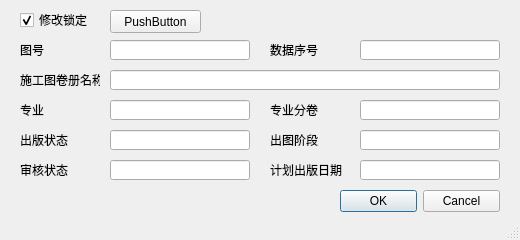
duoqiang19/pid, file code/UI/Ui_drawing_info.ui: the form before one commit.
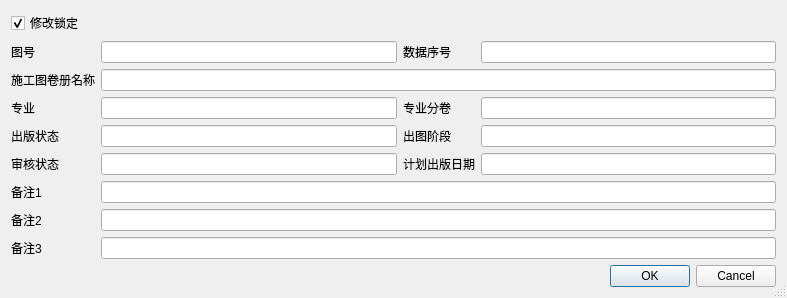
The form after the commit.

Diff of the .ui file:
```diff
--- a/code/UI/Ui_drawing_info.ui
+++ b/code/UI/Ui_drawing_info.ui
@@ -6,8 +6,8 @@
    <rect>
     <x>0</x>
     <y>0</y>
-    <width>520</width>
-    <height>240</height>
+    <width>787</width>
+    <height>272</height>
    </rect>
   </property>
   <property name="windowTitle">
@@ -16,57 +16,26 @@
   <property name="sizeGripEnabled">
    <bool>true</bool>
   </property>
-  <widget class="QDialogButtonBox" name="buttonBox">
-   <property name="geometry">
-    <rect>
-     <x>340</x>
-     <y>190</y>
-     <width>160</width>
-     <height>23</height>
-    </rect>
-   </property>
-   <property name="standardButtons">
-    <set>QDialogButtonBox::Cancel|QDialogButtonBox::Ok</set>
-   </property>
-  </widget>
-  <widget class="QLabel" name="label_drawing_title">
-   <property name="geometry">
-    <rect>
-     <x>20</x>
-     <y>70</y>
-     <width>80</width>
-     <height>20</height>
-    </rect>
-   </property>
+  <layout class="QGridLayout" name="gridLayout">
+   <item row="0" column="0">
+    <widget class="QCheckBox" name="checkBox_info_changabilty">
    <property name="text">
-    <string>施工图卷册名称</string>
-   </property>
-  </widget>
-  <widget class="QLineEdit" name="lineEdit_drawing_title">
-   <property name="geometry">
-    <rect>
-     <x>110</x>
-     <y>70</y>
-     <width>390</width>
-     <height>20</height>
-    </rect>
-   </property>
-   <property name="text">
-    <string/>
-   </property>
-   <property name="readOnly">
+      <string>修改锁定</string>
+     </property>
+     <property name="checked">
     <bool>true</bool>
    </property>
   </widget>
+   </item>
+   <item row="1" column="0">
+    <widget class="QLabel" name="label_drawing_no">
+     <property name="text">
+      <string>图号</string>
+     </property>
+    </widget>
+   </item>
+   <item row="1" column="1">
   <widget class="QLineEdit" name="lineEdit_drawing_no">
-   <property name="geometry">
-    <rect>
-     <x>110</x>
-     <y>40</y>
-     <width>140</width>
-     <height>20</height>
-    </rect>
-   </property>
    <property name="autoFillBackground">
     <bool>false</bool>
    </property>
@@ -80,70 +49,33 @@
     <bool>true</bool>
    </property>
   </widget>
-  <widget class="QLabel" name="label_drawing_no">
-   <property name="geometry">
-    <rect>
-     <x>20</x>
-     <y>40</y>
-     <width>80</width>
-     <height>20</height>
-    </rect>
-   </property>
-   <property name="text">
-    <string>图号</string>
-   </property>
-  </widget>
-  <widget class="QLineEdit" name="lineEdit_database_series_no">
-   <property name="geometry">
-    <rect>
-     <x>360</x>
-     <y>40</y>
-     <width>140</width>
-     <height>20</height>
-    </rect>
-   </property>
-   <property name="text">
-    <string/>
-   </property>
-   <property name="readOnly">
-    <bool>true</bool>
-   </property>
-  </widget>
+   </item>
+   <item row="1" column="2">
   <widget class="QLabel" name="label_database_series_no">
-   <property name="geometry">
-    <rect>
-     <x>270</x>
-     <y>40</y>
-     <width>80</width>
-     <height>20</height>
-    </rect>
-   </property>
    <property name="text">
     <string>数据序号</string>
    </property>
   </widget>
-  <widget class="QLabel" name="label_profession_subvol">
-   <property name="geometry">
-    <rect>
-     <x>270</x>
-     <y>100</y>
-     <width>80</width>
-     <height>20</height>
-    </rect>
-   </property>
+   </item>
+   <item row="1" column="3">
+    <widget class="QLineEdit" name="lineEdit_database_series_no">
    <property name="text">
-    <string>专业分卷</string>
-   </property>
-  </widget>
-  <widget class="QLineEdit" name="lineEdit_profession_subvol">
-   <property name="geometry">
-    <rect>
-     <x>360</x>
-     <y>100</y>
-     <width>140</width>
-     <height>20</height>
-    </rect>
-   </property>
+      <string/>
+     </property>
+     <property name="readOnly">
+      <bool>true</bool>
+     </property>
+    </widget>
+   </item>
+   <item row="2" column="0">
+    <widget class="QLabel" name="label_drawing_title">
+     <property name="text">
+      <string>施工图卷册名称</string>
+     </property>
+    </widget>
+   </item>
+   <item row="2" column="1" colspan="3">
+    <widget class="QLineEdit" name="lineEdit_drawing_title">
    <property name="text">
     <string/>
    </property>
@@ -151,44 +83,50 @@
     <bool>true</bool>
    </property>
   </widget>
+   </item>
+   <item row="3" column="0">
   <widget class="QLabel" name="label_profession">
-   <property name="geometry">
-    <rect>
-     <x>20</x>
-     <y>100</y>
-     <width>80</width>
-     <height>20</height>
-    </rect>
-   </property>
    <property name="text">
     <string>专业</string>
    </property>
   </widget>
+   </item>
+   <item row="3" column="1">
   <widget class="QLineEdit" name="lineEdit_profession">
-   <property name="geometry">
-    <rect>
-     <x>110</x>
-     <y>100</y>
-     <width>140</width>
-     <height>20</height>
-    </rect>
-   </property>
+     <property name="text">
+      <string/>
+     </property>
+     <property name="readOnly">
+      <bool>true</bool>
+     </property>
+    </widget>
+   </item>
+   <item row="3" column="2">
+    <widget class="QLabel" name="label_vol_title">
    <property name="text">
+      <string>专业分卷</string>
+     </property>
+    </widget>
+   </item>
+   <item row="3" column="3">
+    <widget class="QLineEdit" name="lineEdit_vol_title">
+     <property name="text">
     <string/>
    </property>
    <property name="readOnly">
     <bool>true</bool>
    </property>
   </widget>
+   </item>
+   <item row="4" column="0">
+    <widget class="QLabel" name="label_release_status">
+     <property name="text">
+      <string>出版状态</string>
+     </property>
+    </widget>
+   </item>
+   <item row="4" column="1">
   <widget class="QLineEdit" name="lineEdit_drawing_integrity">
-   <property name="geometry">
-    <rect>
-     <x>110</x>
-     <y>130</y>
-     <width>140</width>
-     <height>20</height>
-    </rect>
-   </property>
    <property name="text">
     <string/>
    </property>
@@ -196,28 +134,16 @@
     <bool>true</bool>
    </property>
   </widget>
+   </item>
+   <item row="4" column="2">
   <widget class="QLabel" name="label_release_stage">
-   <property name="geometry">
-    <rect>
-     <x>270</x>
-     <y>130</y>
-     <width>80</width>
-     <height>20</height>
-    </rect>
-   </property>
    <property name="text">
     <string>出图阶段</string>
    </property>
   </widget>
+   </item>
+   <item row="4" column="3">
   <widget class="QLineEdit" name="lineEdit_release_stage">
-   <property name="geometry">
-    <rect>
-     <x>360</x>
-     <y>130</y>
-     <width>140</width>
-     <height>20</height>
-    </rect>
-   </property>
    <property name="text">
     <string/>
    </property>
@@ -225,41 +151,16 @@
     <bool>true</bool>
    </property>
   </widget>
-  <widget class="QLabel" name="label_release_status">
-   <property name="geometry">
-    <rect>
-     <x>20</x>
-     <y>130</y>
-     <width>80</width>
-     <height>20</height>
-    </rect>
-   </property>
-   <property name="text">
-    <string>出版状态</string>
-   </property>
-  </widget>
+   </item>
+   <item row="5" column="0">
   <widget class="QLabel" name="label_review_status">
-   <property name="geometry">
-    <rect>
-     <x>20</x>
-     <y>160</y>
-     <width>80</width>
-     <height>20</height>
-    </rect>
-   </property>
    <property name="text">
     <string>审核状态</string>
    </property>
   </widget>
+   </item>
+   <item row="5" column="1">
   <widget class="QLineEdit" name="lineEdit_review_status">
-   <property name="geometry">
-    <rect>
-     <x>110</x>
-     <y>160</y>
-     <width>140</width>
-     <height>20</height>
-    </rect>
-   </property>
    <property name="text">
     <string/>
    </property>
@@ -267,64 +168,83 @@
     <bool>true</bool>
    </property>
   </widget>
+   </item>
+   <item row="5" column="2">
   <widget class="QLabel" name="label_planned_release_date">
-   <property name="geometry">
-    <rect>
-     <x>270</x>
-     <y>160</y>
-     <width>80</width>
-     <height>20</height>
-    </rect>
-   </property>
    <property name="text">
     <string>计划出版日期</string>
    </property>
   </widget>
+   </item>
+   <item row="5" column="3">
   <widget class="QLineEdit" name="lineEdit_planned_release_date">
-   <property name="geometry">
-    <rect>
-     <x>360</x>
-     <y>160</y>
-     <width>140</width>
-     <height>20</height>
-    </rect>
-   </property>
+     <property name="text">
+      <string/>
+     </property>
+     <property name="readOnly">
+      <bool>true</bool>
+     </property>
+    </widget>
+   </item>
+   <item row="6" column="0">
+    <widget class="QLabel" name="label_mark_1">
    <property name="text">
+      <string>备注1</string>
+     </property>
+    </widget>
+   </item>
+   <item row="6" column="1" colspan="3">
+    <widget class="QLineEdit" name="lineEdit_mark_1">
+     <property name="text">
     <string/>
    </property>
    <property name="readOnly">
     <bool>true</bool>
    </property>
   </widget>
-  <widget class="QCheckBox" name="checkBox_info_changabilty">
-   <property name="geometry">
-    <rect>
-     <x>20</x>
-     <y>10</y>
-     <width>70</width>
-     <height>20</height>
-    </rect>
-   </property>
+   </item>
+   <item row="7" column="0">
+    <widget class="QLabel" name="label_mark_2">
+     <property name="text">
+      <string>备注2</string>
+     </property>
+    </widget>
+   </item>
+   <item row="7" column="1" colspan="3">
+    <widget class="QLineEdit" name="lineEdit_mark_2">
    <property name="text">
-    <string>修改锁定</string>
-   </property>
-   <property name="checked">
+      <string/>
+     </property>
+     <property name="readOnly">
     <bool>true</bool>
    </property>
   </widget>
-  <widget class="QPushButton" name="pushButton">
-   <property name="geometry">
-    <rect>
-     <x>110</x>
-     <y>10</y>
-     <width>91</width>
-     <height>23</height>
-    </rect>
-   </property>
+   </item>
+   <item row="8" column="0">
+    <widget class="QLabel" name="label_mark_3">
+     <property name="text">
+      <string>备注3</string>
+     </property>
+    </widget>
+   </item>
+   <item row="8" column="1" colspan="3">
+    <widget class="QLineEdit" name="lineEdit_mark_3">
    <property name="text">
-    <string>PushButton</string>
-   </property>
-  </widget>
+      <string/>
+     </property>
+     <property name="readOnly">
+      <bool>true</bool>
+     </property>
+    </widget>
+   </item>
+   <item row="9" column="3">
+    <widget class="QDialogButtonBox" name="buttonBox">
+     <property name="standardButtons">
+      <set>QDialogButtonBox::Cancel|QDialogButtonBox::Ok</set>
+     </property>
+    </widget>
+   </item>
+  </layout>
  </widget>
  <tabstops>
   <tabstop>lineEdit_drawing_no</tabstop>
```
Left out of the diff: 37 changed lines with no effect on the pictures. Lines whose indentation alone changed are shown as unchanged.
